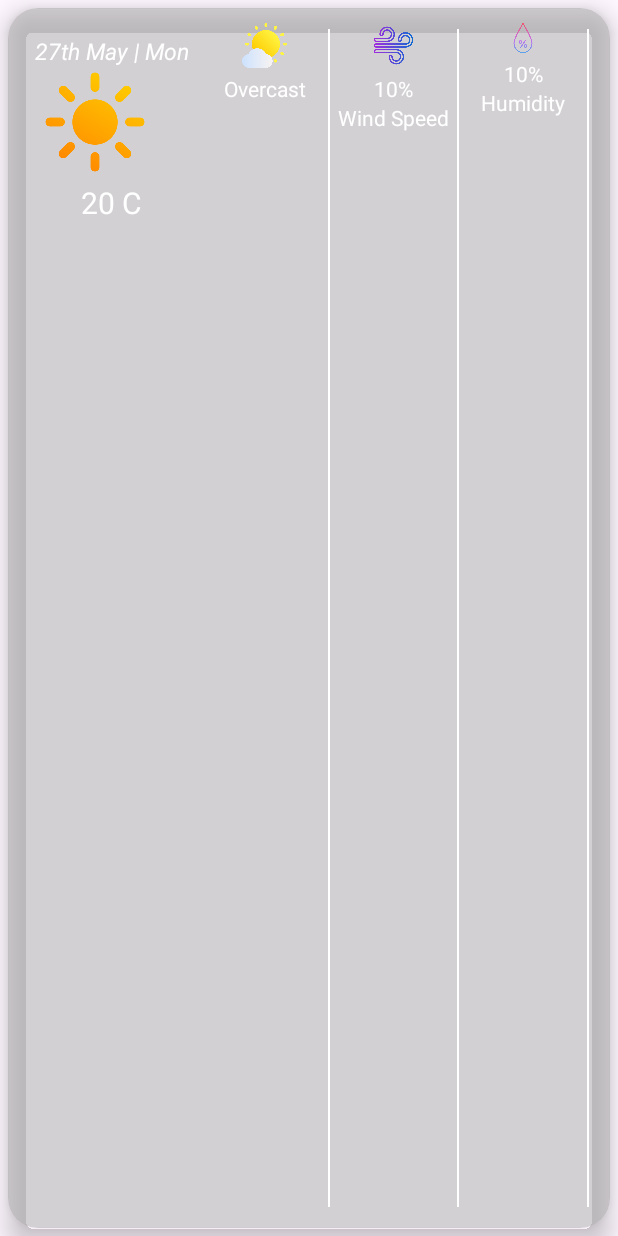
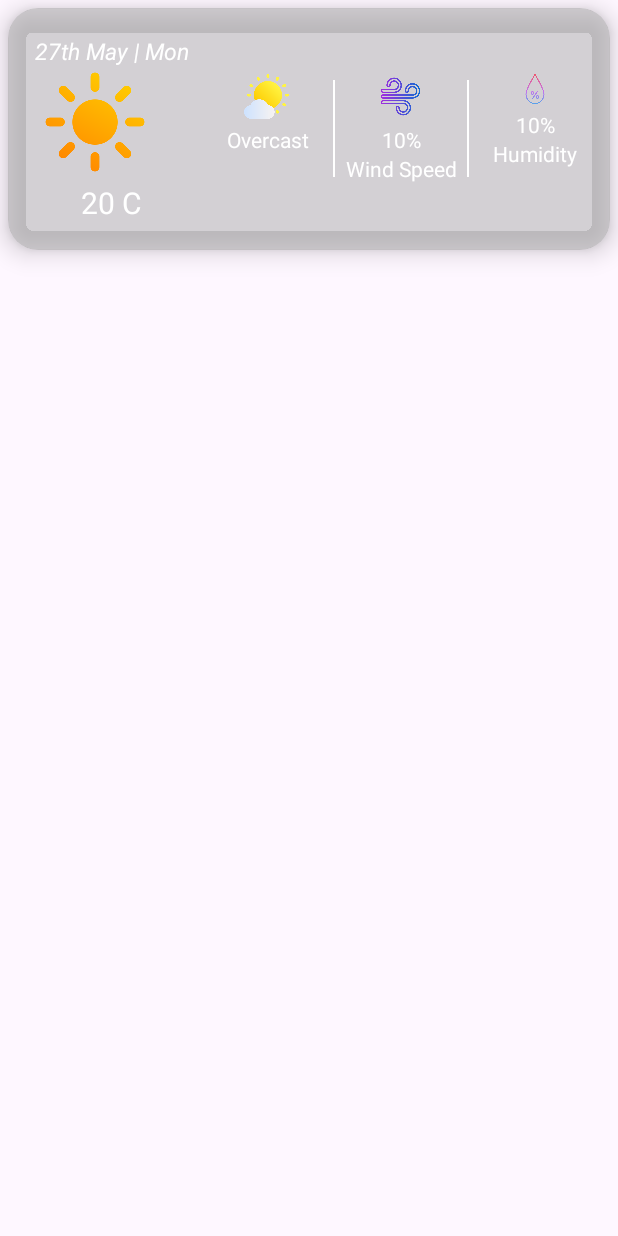
Before and after one commit to JanushaChamali/WeatherForecastApp, an Android app: the layout upcomingforecastlist.xml on its own in the app's theme, with its tools: preview values and no code run, on a phone screen of 412 x 824 dp. Run offline under Robolectric (Android 15) with nearby library versions, the light colour scheme and no system bars.

Commit message:
Corrected UI

```diff
--- a/app/src/main/res/layout/activity_main.xml
+++ b/app/src/main/res/layout/activity_main.xml
@@ -30,7 +30,7 @@
                     android:backgroundTint="#80A9A9A9"
                     android:layout_margin="16dp"
                     app:cardElevation="20dp">
-                    style="@style/CustomerCardViewStyle">
+                    <!--style="@style/CustomerCardViewStyle">-->
 
 
                     <LinearLayout
@@ -214,7 +214,7 @@
                <LinearLayout
                     android:layout_width="match_parent"
                     android:layout_height="match_parent"
-                    android:layout_below="@+id/materialCard"
+                    android:layout_below="@+id/materialcard"
                     android:layout_marginTop="10dp"
                     android:orientation="vertical">
                    <LinearLayout
@@ -235,7 +235,7 @@
                            android:layout_height="wrap_content"
                            android:id="@+id/next5Days"
                            android:drawablePadding="6dp"
-                           android:text="5 Days"
+                           android:text="5 Days>"
                            android:layout_marginRight="10dp"
                            android:textColor="@color/white"
                            android:textSize="16sp"
--- a/app/src/main/res/layout/todayhourlylist.xml
+++ b/app/src/main/res/layout/todayhourlylist.xml
@@ -10,7 +10,7 @@
             android:layout_height="wrap_content"
             android:layout_weight="1"
             android:layout_gravity="center"
-            android:text="11:00"
+            android:text="     11:00"
             android:textColor="@color/white"
             android:textSize="18sp"
             android:textStyle="bold"
@@ -30,7 +30,7 @@
             android:layout_height="wrap_content"
             android:layout_weight="1"
             android:layout_gravity="center"
-            android:text="21"
+            android:text="   21 C"
             android:textColor="@color/white"
             android:textSize="20sp"
             android:textStyle="bold"
--- a/app/src/main/res/layout/upcomingforecastlist.xml
+++ b/app/src/main/res/layout/upcomingforecastlist.xml
@@ -87,7 +87,7 @@
 
             <View
                 android:layout_width="1dp"
-                android:layout_height="wrap_content"
+                android:layout_height="match_parent"
                 android:layout_margin="4dp"
                 android:background="@android:color/white" />
             <!--column 2-->
@@ -121,7 +121,7 @@
         </LinearLayout>
         <View
             android:layout_width="1dp"
-            android:layout_height="wrap_content"
+            android:layout_height="match_parent"
             android:layout_margin="4dp"
             android:background="@android:color/white"/>
 
@@ -157,11 +157,7 @@
                 android:textColor="@android:color/white"/>
 
         </LinearLayout>
-        <View
-            android:layout_width="1dp"
-            android:layout_height="wrap_content"
-            android:layout_margin="4dp"
-            android:background="@android:color/white"/>
+
         </LinearLayout>
 
     </RelativeLayout>
```
